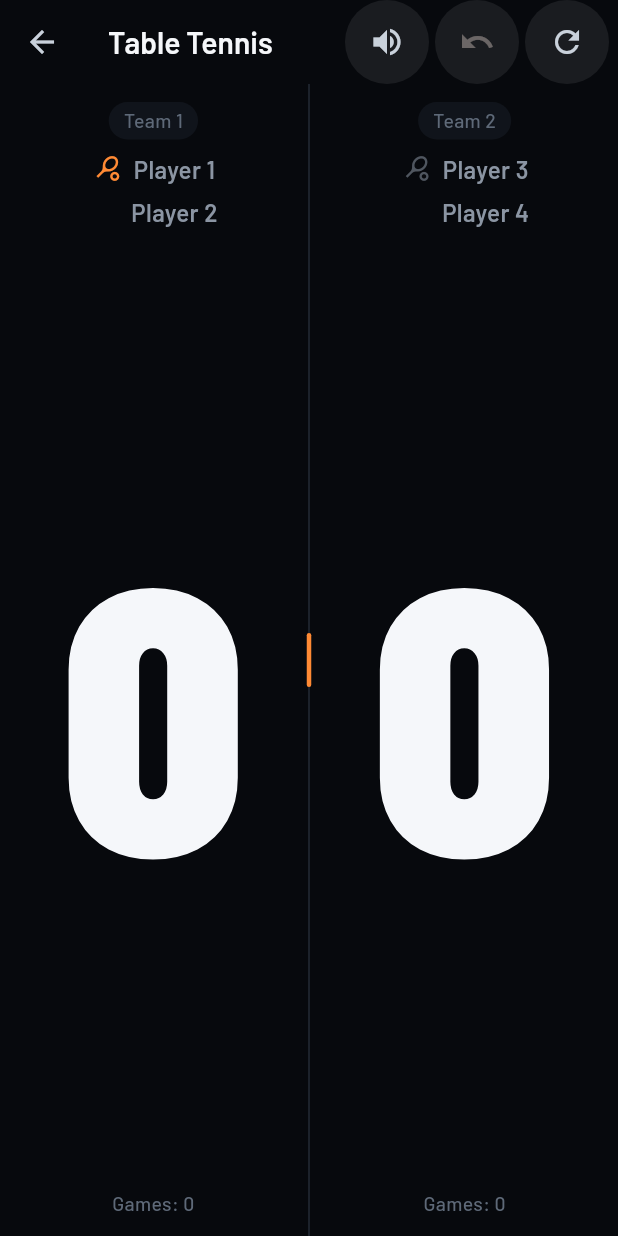
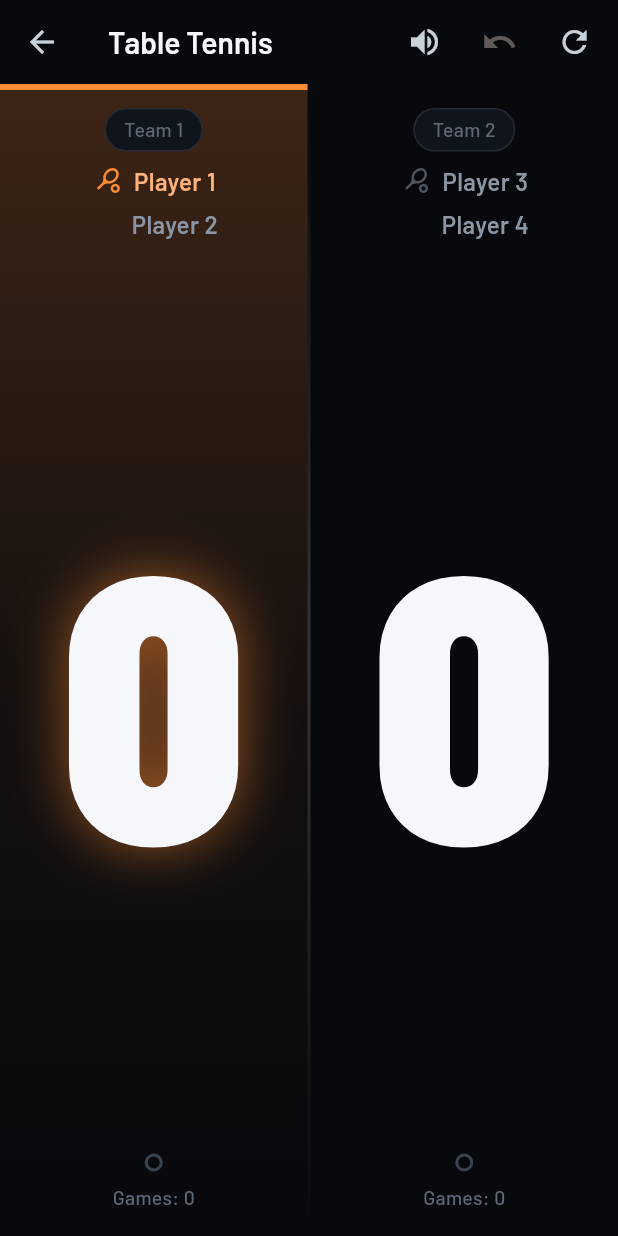
Before and after one commit to galsherm/tabletennis-scoreboard, a Flutter app: the DoublesScoreboardScreen screen opened directly with empty values, on a phone screen of 412 x 824 dp. Run offline on Flutter 3.47's test engine with Material 3 defaults, Android fonts, the phone set to English and light mode, and no system bars; our stand-ins replace audioplayers, flutter_tts, google_mobile_ads, in_app_purchase, in_app_review, shared_preferences; accounts and stored records are empty; statements that could not run were skipped.

Commit message:
Restyle the scoreboards for Arena
The serving half gets an accent wash and a top bar, its name turns
soft orange and its digits get a halo; the digits move to Barlow
Condensed. Game pips sit above the unchanged games caption, the
center divider becomes a faint fading hairline, and the toolbar
icons are plain 24px icons on 44px targets.

All of it is derived from the same engine state the serve icon
already reads, and singles and doubles are restyled alike. The
score zones now also pad for the system navigation bar, which the
games caption used to sit underneath.

Co-Authored-By: Claude Opus 5.5 <noreply@anthropic.com>

```diff
--- a/lib/screens/doubles_scoreboard_screen.dart
+++ b/lib/screens/doubles_scoreboard_screen.dart
@@ -24,6 +24,7 @@ import '../widgets/match_complete_dialog.dart';
 import '../widgets/pro_dialog.dart';
 import '../widgets/score_corrector_dialog.dart';
 import '../widgets/score_edit_hint.dart';
+import '../widgets/scoreboard_decor.dart';
 
 /// Doubles scoreboard: reuses [TableTennisScoringEngine] exactly as
 /// singles does (it only ever knows about two *sides* scoring points —
@@ -367,6 +368,7 @@ class _DoublesScoreboardScreenState extends State<DoublesScoreboardScreen> {
 
     bool isServing(DoublesSeat seat) => serving.server == seat;
     bool isReceiving(DoublesSeat seat) => serving.receiver == seat;
+    final gamesToWin = widget.bestOf ~/ 2 + 1;
 
     return Scaffold(
       appBar: AppBar(
@@ -411,6 +413,8 @@ class _DoublesScoreboardScreenState extends State<DoublesScoreboardScreen> {
               slot1Receiving: isReceiving(const DoublesSeat(Player.one, 1)),
               points: _engine.player1Points,
               gamesLabel: l10n.gamesCountLabel(_engine.player1Games),
+              gamesWon: _engine.player1Games,
+              gamesToWin: gamesToWin,
               servingTooltip: l10n.servingTooltip,
               receivingTooltip: l10n.receivingTooltip,
               pointsKey: const Key('team1PointsText'),
@@ -440,6 +444,8 @@ class _DoublesScoreboardScreenState extends State<DoublesScoreboardScreen> {
               slot1Receiving: isReceiving(const DoublesSeat(Player.two, 1)),
               points: _engine.player2Points,
               gamesLabel: l10n.gamesCountLabel(_engine.player2Games),
+              gamesWon: _engine.player2Games,
+              gamesToWin: gamesToWin,
               servingTooltip: l10n.servingTooltip,
               receivingTooltip: l10n.receivingTooltip,
               pointsKey: const Key('team2PointsText'),
@@ -476,6 +482,8 @@ class _DoublesTeamZone extends StatelessWidget {
   final bool slot1Receiving;
   final int points;
   final String gamesLabel;
+  final int gamesWon;
+  final int gamesToWin;
   final String servingTooltip;
   final String receivingTooltip;
   final Key pointsKey;
@@ -507,6 +515,8 @@ class _DoublesTeamZone extends StatelessWidget {
     required this.slot1Receiving,
     required this.points,
     required this.gamesLabel,
+    required this.gamesWon,
+    required this.gamesToWin,
     required this.servingTooltip,
     required this.receivingTooltip,
     required this.pointsKey,
@@ -524,22 +534,32 @@ class _DoublesTeamZone extends StatelessWidget {
 
   @override
   Widget build(BuildContext context) {
-    return Material(
+    // The whole half is marked, as in singles; which of the two
+    // partners is serving is still shown by that player's own icon.
+    final teamServing = slot0Serving || slot1Serving;
+    return ServingSideBackdrop(
+      serving: teamServing,
+      child: Material(
         color: Colors.transparent,
         child: InkWell(
           onTap: onTap,
           highlightColor: context.palette.accent.withValues(alpha: 0.12),
           splashColor: context.palette.accent.withValues(alpha: 0.18),
           child: Padding(
-          padding: const EdgeInsets.symmetric(horizontal: 8, vertical: 12),
+            // The bottom inset keeps the games count clear of the
+            // system navigation bar (the app draws edge to edge)
+            // while the half's own backdrop still runs under it.
+            padding: EdgeInsets.fromLTRB(
+                8, 16, 8, 16 + MediaQuery.viewPaddingOf(context).bottom),
             child: Column(
               crossAxisAlignment: CrossAxisAlignment.center,
               children: [
                 Container(
                   padding:
-                    const EdgeInsets.symmetric(horizontal: 10, vertical: 3),
+                      const EdgeInsets.symmetric(horizontal: 12, vertical: 4),
                   decoration: BoxDecoration(
                     color: context.palette.surface,
+                    border: Border.all(color: context.palette.divider),
                     borderRadius: BorderRadius.circular(20),
                   ),
                   // A custom team name (if set on the setup screen) or the
@@ -549,6 +569,8 @@ class _DoublesTeamZone extends StatelessWidget {
                     teamHeading,
                     key: teamHeadingKey,
                     style: AppTypography.eyebrow(context),
+                    overflow: TextOverflow.ellipsis,
+                    maxLines: 1,
                   ),
                 ),
                 const SizedBox(height: 8),
@@ -582,15 +604,21 @@ class _DoublesTeamZone extends StatelessWidget {
                         onLongPress: onLongPressScore,
                         child: ScoreEditHint(
                           child: AnimatedScoreText(
-                            points: points, scoreKey: pointsKey),
+                            points: points,
+                            scoreKey: pointsKey,
+                            glow: teamServing,
+                          ),
                         ),
                       ),
                     ),
                   ),
                 ),
                 const SizedBox(height: 6),
+                GamePips(won: gamesWon, toWin: gamesToWin),
+                const SizedBox(height: 8),
                 Text(gamesLabel, style: AppTypography.gamesLabel(context)),
               ],
+            ),
           ),
         ),
       ),
@@ -621,6 +649,7 @@ class _DoublesPlayerRow extends StatelessWidget {
 
   @override
   Widget build(BuildContext context) {
+    final nameStyle = AppTypography.compactPlayerLabel(context);
     return Row(
       mainAxisSize: MainAxisSize.min,
       children: [
@@ -660,12 +689,18 @@ class _DoublesPlayerRow extends StatelessWidget {
         const SizedBox(width: 6),
         // Plain, uneditable text — Phase 4H locks name editing to the
         // setup screen only.
-        Text(
+        // Flexible so a long name (or a large system font) ellipsizes
+        // inside its half instead of overflowing it.
+        Flexible(
+          child: Text(
             label,
             key: nameTextKey,
-          style: AppTypography.compactPlayerLabel(context),
+            style: serving
+                ? nameStyle.copyWith(color: context.palette.accentSoft)
+                : nameStyle,
             overflow: TextOverflow.ellipsis,
             maxLines: 1,
+          ),
         ),
       ],
     );
--- a/lib/screens/scoreboard_screen.dart
+++ b/lib/screens/scoreboard_screen.dart
@@ -22,6 +22,7 @@ import '../widgets/match_complete_dialog.dart';
 import '../widgets/pro_dialog.dart';
 import '../widgets/score_corrector_dialog.dart';
 import '../widgets/score_edit_hint.dart';
+import '../widgets/scoreboard_decor.dart';
 
 class ScoreboardScreen extends StatefulWidget {
   final int bestOf;
@@ -355,6 +356,7 @@ class _ScoreboardScreenState extends State<ScoreboardScreen> {
   Widget build(BuildContext context) {
     final l10n = AppLocalizations.of(context);
     final server = _engine.currentServer;
+    final gamesToWin = widget.bestOf ~/ 2 + 1;
     return Scaffold(
       appBar: AppBar(
         title: Text(l10n.scoreboardTitle),
@@ -391,6 +393,8 @@ class _ScoreboardScreenState extends State<ScoreboardScreen> {
               label: _playerLabel(Player.one),
               points: _engine.player1Points,
               gamesLabel: l10n.gamesCountLabel(_engine.player1Games),
+              gamesWon: _engine.player1Games,
+              gamesToWin: gamesToWin,
               isServer: server == Player.one,
               servingTooltip: l10n.servingTooltip,
               pointsKey: const Key('player1PointsText'),
@@ -409,6 +413,8 @@ class _ScoreboardScreenState extends State<ScoreboardScreen> {
               label: _playerLabel(Player.two),
               points: _engine.player2Points,
               gamesLabel: l10n.gamesCountLabel(_engine.player2Games),
+              gamesWon: _engine.player2Games,
+              gamesToWin: gamesToWin,
               isServer: server == Player.two,
               servingTooltip: l10n.servingTooltip,
               pointsKey: const Key('player2PointsText'),
@@ -429,11 +435,15 @@ class _ScoreboardScreenState extends State<ScoreboardScreen> {
 /// A large, tap-anywhere half of the scoreboard. Layout defers entirely
 /// to the score digit at its center — the player label above and the
 /// games count below are deliberately small and muted (see
-/// [AppTypography]) so the eye lands on the number first.
+/// [AppTypography]) so the eye lands on the number first. The serving
+/// half carries an accent wash and top bar (see [ServingSideBackdrop])
+/// behind the serve icon, name and digits.
 class _PlayerZone extends StatelessWidget {
   final String label;
   final int points;
   final String gamesLabel;
+  final int gamesWon;
+  final int gamesToWin;
   final bool isServer;
   final String servingTooltip;
   final Key pointsKey;
@@ -461,6 +471,8 @@ class _PlayerZone extends StatelessWidget {
     required this.label,
     required this.points,
     required this.gamesLabel,
+    required this.gamesWon,
+    required this.gamesToWin,
     required this.isServer,
     required this.servingTooltip,
     required this.pointsKey,
@@ -474,7 +486,10 @@ class _PlayerZone extends StatelessWidget {
 
   @override
   Widget build(BuildContext context) {
-    return Material(
+    final nameStyle = AppTypography.playerLabel(context);
+    return ServingSideBackdrop(
+      serving: isServer,
+      child: Material(
         color: Colors.transparent,
         child: InkWell(
           onTap: onTap,
@@ -484,7 +499,11 @@ class _PlayerZone extends StatelessWidget {
           highlightColor: context.palette.accent.withValues(alpha: 0.12),
           splashColor: context.palette.accent.withValues(alpha: 0.18),
           child: Padding(
-          padding: const EdgeInsets.symmetric(horizontal: 8, vertical: 16),
+            // The bottom inset keeps the games count clear of the
+            // system navigation bar (the app draws edge to edge)
+            // while the half's own backdrop still runs under it.
+            padding: EdgeInsets.fromLTRB(
+                8, 16, 8, 16 + MediaQuery.viewPaddingOf(context).bottom),
             child: Column(
               crossAxisAlignment: CrossAxisAlignment.center,
               children: [
@@ -509,7 +528,9 @@ class _PlayerZone extends StatelessWidget {
                 Text(
                   label,
                   key: nameTextKey,
-                style: AppTypography.playerLabel(context),
+                  style: isServer
+                      ? nameStyle.copyWith(color: context.palette.accentSoft)
+                      : nameStyle,
                   overflow: TextOverflow.ellipsis,
                   maxLines: 1,
                 ),
@@ -522,15 +543,21 @@ class _PlayerZone extends StatelessWidget {
                         onLongPress: onLongPressScore,
                         child: ScoreEditHint(
                           child: AnimatedScoreText(
-                            points: points, scoreKey: pointsKey),
+                            points: points,
+                            scoreKey: pointsKey,
+                            glow: isServer,
+                          ),
                         ),
                       ),
                     ),
                   ),
                 ),
                 const SizedBox(height: 6),
+                GamePips(won: gamesWon, toWin: gamesToWin),
+                const SizedBox(height: 8),
                 Text(gamesLabel, style: AppTypography.gamesLabel(context)),
               ],
+            ),
           ),
         ),
       ),
--- a/lib/widgets/animated_score_text.dart
+++ b/lib/widgets/animated_score_text.dart
@@ -19,14 +19,26 @@ class AnimatedScoreText extends StatelessWidget {
   final int points;
   final Key scoreKey;
 
+  /// Adds a soft accent halo behind the digits — set for the serving
+  /// side. A shadow only, so the digits' own color and size are the same
+  /// on both sides.
+  final bool glow;
+
   const AnimatedScoreText({
     super.key,
     required this.points,
     required this.scoreKey,
+    this.glow = false,
   });
 
   @override
   Widget build(BuildContext context) {
+    final base = AppTypography.scoreDisplay(context);
+    final style = glow
+        ? base.copyWith(shadows: [
+            Shadow(color: context.palette.scoreGlow, blurRadius: 48),
+          ])
+        : base;
     return FittedBox(
       fit: BoxFit.scaleDown,
       child: TweenAnimationBuilder<double>(
@@ -45,7 +57,7 @@ class AnimatedScoreText extends StatelessWidget {
         child: Text(
           '$points',
           key: scoreKey,
-          style: AppTypography.scoreDisplay(context),
+          style: style,
         ),
       ),
     );
--- a/lib/widgets/center_divider_accent.dart
+++ b/lib/widgets/center_divider_accent.dart
@@ -2,29 +2,33 @@ import 'package:flutter/material.dart';
 
 import '../theme/app_theme.dart';
 
-/// The scoreboard's center divider between the two score halves — the
-/// existing full-height neutral [VerticalDivider], plus (Phase 4P) a
-/// short accent-colored mark centered on it, rather than tinting the
-/// whole divider or lengthening it — the accent is a small deliberate
-/// detail here, not a structural line.
+/// The scoreboard's center divider between the two score halves: a very
+/// faint hairline that fades in from the top and out toward the bottom,
+/// so the halves read as separate without a hard rule between them. The
+/// serving side is marked by its own backdrop (see
+/// `ServingSideBackdrop`), not by this line.
 class CenterDividerAccent extends StatelessWidget {
   const CenterDividerAccent({super.key});
 
   @override
   Widget build(BuildContext context) {
-    return Stack(
-      alignment: Alignment.center,
-      children: [
-        VerticalDivider(width: 1, color: context.palette.divider),
-        Container(
-          width: 3,
-          height: 36,
-          decoration: BoxDecoration(
-            color: context.palette.accent,
-            borderRadius: BorderRadius.circular(2),
+    final line = context.palette.scoreText;
+    return SizedBox(
+      width: 2,
+      height: double.infinity,
+      child: DecoratedBox(
+        decoration: BoxDecoration(
+          gradient: LinearGradient(
+            begin: Alignment.topCenter,
+            end: Alignment.bottomCenter,
+            colors: [
+              line.withValues(alpha: 0),
+              line.withValues(alpha: 0.18),
+              line.withValues(alpha: 0),
+            ],
           ),
         ),
-      ],
+      ),
     );
   }
 }
--- a/lib/widgets/chip_icon_button.dart
+++ b/lib/widgets/chip_icon_button.dart
@@ -2,10 +2,10 @@ import 'package:flutter/material.dart';
 
 import '../theme/app_theme.dart';
 
-/// An [IconButton] on a subtle translucent circular "chip" background —
-/// Phase 4P's replacement for the scoreboard app bar's bare mute/undo/
-/// reset icons, which previously floated on empty app-bar space with no
-/// visual grouping of their own. Purely decorative: [buttonKey],
+/// One of the scoreboard app bar's mute/undo/reset icons, on a 44px hit
+/// target (see [AppMetrics.toolbarTouchTarget]). It used to sit on a
+/// translucent circular "chip" (Phase 4P, hence the name); the Arena
+/// pass dropped the fill for a plain icon. A thin wrapper: [buttonKey],
 /// [onPressed], [tooltip] etc. behave exactly like a plain [IconButton]
 /// with the same parameters — existing tests that find the inner button
 /// by key and cast it to `IconButton` are unaffected by this wrapper.
@@ -31,18 +31,16 @@ class ChipIconButton extends StatelessWidget {
   @override
   Widget build(BuildContext context) {
     return Padding(
-      padding: const EdgeInsets.symmetric(horizontal: 2),
-      child: DecoratedBox(
-        decoration: BoxDecoration(
-          shape: BoxShape.circle,
-          color: context.palette.scoreText.withValues(alpha: 0.08),
-        ),
+      padding: const EdgeInsets.symmetric(horizontal: 3),
       child: IconButton(
         key: buttonKey,
         icon: Icon(icon),
         iconSize: iconSize,
         tooltip: tooltip,
         onPressed: onPressed,
+        style: IconButton.styleFrom(
+          minimumSize: const Size.square(AppMetrics.toolbarTouchTarget),
+          tapTargetSize: MaterialTapTargetSize.shrinkWrap,
         ),
       ),
     );
--- /dev/null
+++ b/lib/widgets/scoreboard_decor.dart
@@ -0,0 +1,102 @@
+import 'package:flutter/material.dart';
+
+import '../theme/app_theme.dart';
+
+/// Marks one half of the scoreboard as the serving side: an accent wash
+/// fading down the half, under a solid accent bar along its top edge.
+///
+/// Purely decorative and derived from [serving] alone, which both
+/// scoreboard screens read straight off the engine — so it follows the
+/// serve across points, undo and game boundaries without any state of
+/// its own. The serve icon inside [child] stays the indicator that
+/// carries the tooltip and test keys; this only adds weight to it.
+class ServingSideBackdrop extends StatelessWidget {
+  final bool serving;
+  final Widget child;
+
+  const ServingSideBackdrop({
+    super.key,
+    required this.serving,
+    required this.child,
+  });
+
+  static const _barHeight = 4.0;
+
+  @override
+  Widget build(BuildContext context) {
+    final palette = context.palette;
+    final glow = palette.serverGlow;
+    return Stack(
+      children: [
+        Positioned.fill(
+          child: IgnorePointer(
+            child: AnimatedOpacity(
+              opacity: serving ? 1 : 0,
+              duration: const Duration(milliseconds: 180),
+              child: DecoratedBox(
+                decoration: BoxDecoration(
+                  gradient: LinearGradient(
+                    begin: Alignment.topCenter,
+                    end: Alignment.bottomCenter,
+                    colors: [
+                      glow,
+                      glow.withValues(alpha: glow.a * 0.23),
+                      glow.withValues(alpha: 0),
+                    ],
+                    stops: const [0, 0.55, 1],
+                  ),
+                ),
+                child: Align(
+                  alignment: Alignment.topCenter,
+                  child: SizedBox(
+                    height: _barHeight,
+                    width: double.infinity,
+                    child: ColoredBox(color: palette.accent),
+                  ),
+                ),
+              ),
+            ),
+          ),
+        ),
+        child,
+      ],
+    );
+  }
+}
+
+/// One dot per game needed to win the match, filled for each game this
+/// side has won. A picture of the count the "Games: N" caption beneath
+/// it already states, so it is hidden from screen readers.
+class GamePips extends StatelessWidget {
+  final int won;
+  final int toWin;
+
+  const GamePips({super.key, required this.won, required this.toWin});
+
+  static const _size = 12.0;
+
+  @override
+  Widget build(BuildContext context) {
+    final palette = context.palette;
+    return ExcludeSemantics(
+      child: Row(
+        mainAxisSize: MainAxisSize.min,
+        children: [
+          for (var i = 0; i < toWin; i++)
+            Container(
+              width: _size,
+              height: _size,
+              margin: const EdgeInsets.symmetric(horizontal: 3),
+              decoration: BoxDecoration(
+                shape: BoxShape.circle,
+                color: i < won ? palette.scoreText : null,
+                border: i < won
+                    ? null
+                    : Border.all(color: palette.neutralBar, width: 2),
+              ),
+            ),
+        ],
+      ),
+    );
+  }
+}
```
Lines whose indentation alone changed are shown as unchanged.
